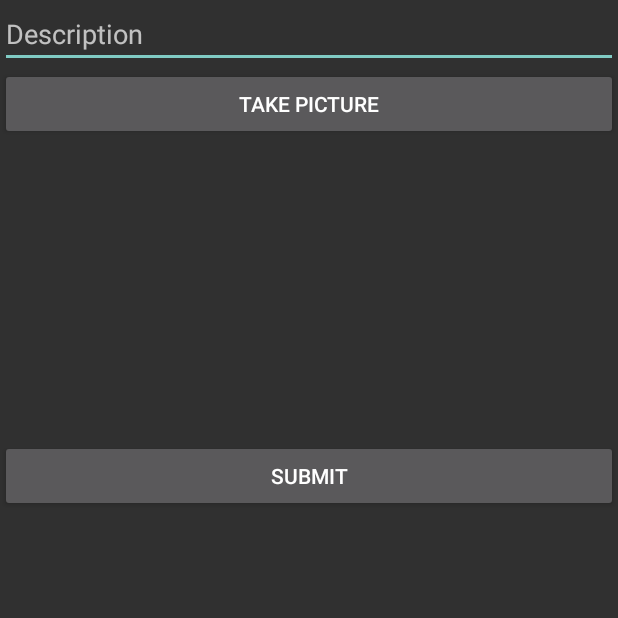
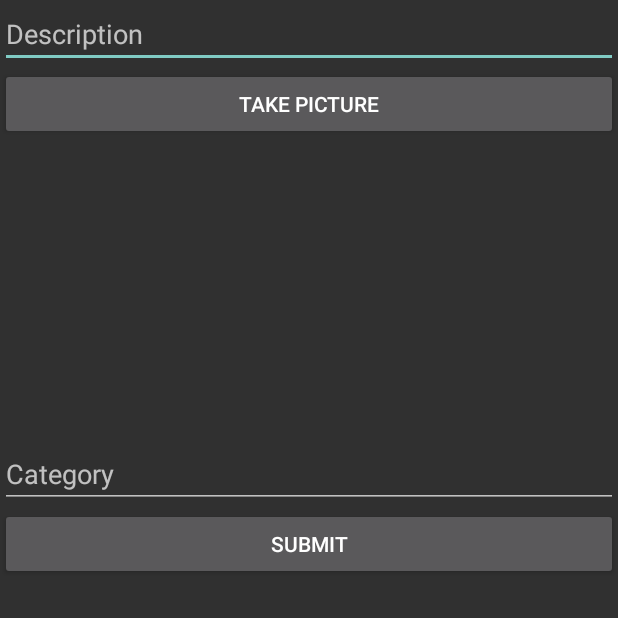
Before and after one commit to mrahman4782/RecommendationTest, an Android app: the MainActivity screen opened directly, with no data from a screen before it, after a tap on "TAKE PICTURE", on a phone screen of 412 x 824 dp, the top half of it. Run offline under Robolectric (Android 15) with nearby library versions, the phone set to English and light mode, and no system bars; libraries missing offline, so code that uses them is left out: com.parse; 1 statement that could not run was skipped.

Commit message:
Can post category

```diff
--- a/app/src/main/java/com/example/recommendationapp/MainActivity.java
+++ b/app/src/main/java/com/example/recommendationapp/MainActivity.java
@@ -35,6 +35,8 @@ public class MainActivity extends AppCompatActivity {
     private Button btnCaptureImage;
     private ImageView ivPostImage;
     private Button btnSubmit;
+
+    private EditText etCategory;
     private File photoFile;
 
 
@@ -51,6 +53,7 @@ public class MainActivity extends AppCompatActivity {
         etDescription = findViewById(R.id.etDescription);
         btnCaptureImage = findViewById(R.id.btnCaptureImage);
         ivPostImage = findViewById(R.id.ivPostImage);
+        etCategory = findViewById(R.id.etCategory);
         btnSubmit = findViewById(R.id.btnSubmit);
 
         btnCaptureImage.setOnClickListener(new View.OnClickListener() {
@@ -67,6 +70,8 @@ public class MainActivity extends AppCompatActivity {
             public void onClick(View v) {
 
                 String description = etDescription.getText().toString();
+                String category = etCategory.getText().toString();
+
                 if(description.isEmpty()){
                     Toast.makeText(MainActivity.this,"You need to have a desc",Toast.LENGTH_SHORT).show();
                     return;
@@ -77,7 +82,7 @@ public class MainActivity extends AppCompatActivity {
                     return;
                 }
                 ParseUser currentUser = ParseUser.getCurrentUser();
-                savePost(description,currentUser,photoFile);
+                savePost(description,currentUser,photoFile,category);
 
             }
         });
@@ -140,11 +145,12 @@ public class MainActivity extends AppCompatActivity {
 
     }
 
-    private void savePost(String description, ParseUser currentUser, File photoFile) {
+    private void savePost(String description, ParseUser currentUser, File photoFile, String category) {
         Post post = new Post();
         post.setDescription(description);
         post.setUser(currentUser);
         post.setImage(new ParseFile(photoFile));
+        post.setCategory(category);
 
         post.saveInBackground(new SaveCallback() {
             @Override
@@ -157,6 +163,7 @@ public class MainActivity extends AppCompatActivity {
                 Log.i(TAG, "post save is good");
                 etDescription.setText(" ");
                 ivPostImage.setImageResource(0);
+                etCategory.setText(" ");
             }
         });
     }
--- a/app/src/main/res/layout/activity_main.xml
+++ b/app/src/main/res/layout/activity_main.xml
@@ -26,6 +26,13 @@
         android:layout_height="200dp"
         tools:srcCompat="@tools:sample/avatars" />
 
+    <EditText
+        android:id="@+id/etCategory"
+        android:layout_width="match_parent"
+        android:layout_height="wrap_content"
+        android:ems='10'
+        android:hint="Category" />
+
     <Button
         android:id="@+id/btnSubmit"
         android:layout_width="match_parent"
```
Also changed, not shown: app/src/main/java/com/example/recommendationapp/Post.java (+12 -0 lines).
